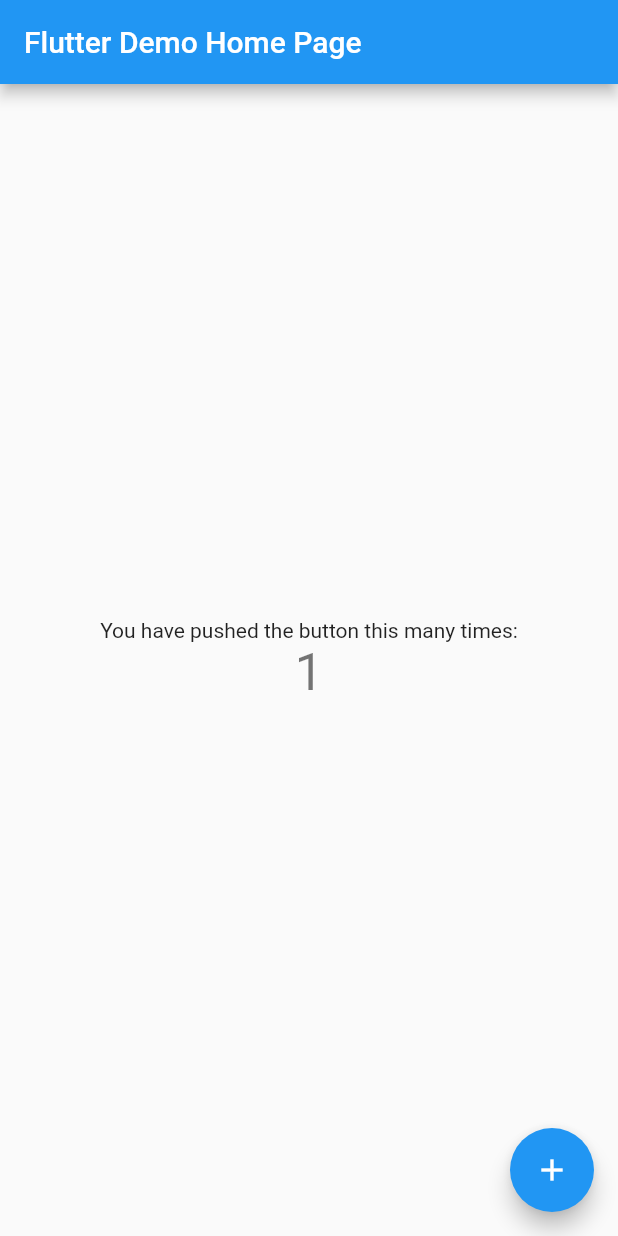
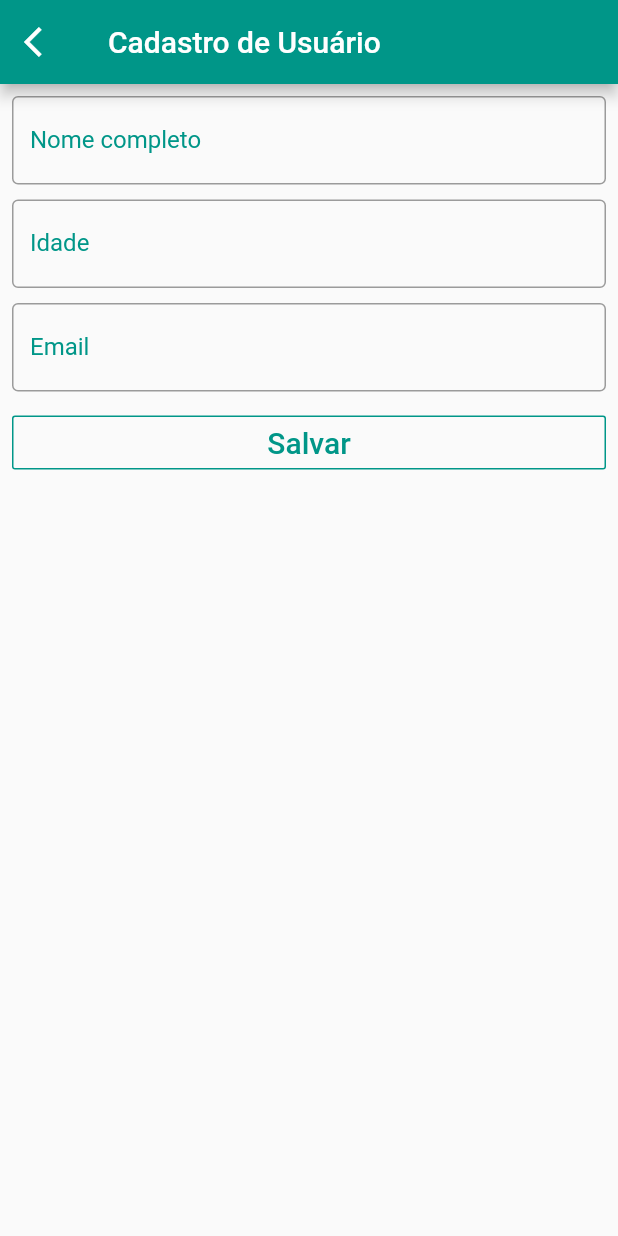
Before and after one commit to GodoyNico/Flutter-navegacao-cadastro, a Flutter app: the screen it shows after launch, after a tap on the "add" icon, on a phone screen of 412 x 824 dp. Run offline on Flutter 3.47's test engine with Material 2 defaults, Android fonts, the phone set to English and light mode, and no system bars; our stand-ins replace email_validator.

```diff
--- /dev/null
+++ b/lib/entities/user.dart
@@ -0,0 +1,7 @@
+class User {
+  String name;
+  int age;
+  String email;
+  User();
+  User.newer(this.name, this.age, this.email);
+}
--- a/lib/main.dart
+++ b/lib/main.dart
@@ -1,117 +1,26 @@
 import 'package:flutter/material.dart';
+import 'package:navegacao_cadastro/pages/register_page.dart';
+import 'package:navegacao_cadastro/pages/user_list_page.dart';
+import 'package:navegacao_cadastro/utils/app_rotas.dart';
 
 void main() {
   runApp(MyApp());
 }
 
 class MyApp extends StatelessWidget {
-  // This widget is the root of your application.
   @override
   Widget build(BuildContext context) {
     return MaterialApp(
-      title: 'Flutter Demo',
+      debugShowCheckedModeBanner: false,
+      title: 'Cadastro de Usuário',
       theme: ThemeData(
-        // This is the theme of your application.
-        //
-        // Try running your application with "flutter run". You'll see the
-        // application has a blue toolbar. Then, without quitting the app, try
-        // changing the primarySwatch below to Colors.green and then invoke
-        // "hot reload" (press "r" in the console where you ran "flutter run",
-        // or simply save your changes to "hot reload" in a Flutter IDE).
-        // Notice that the counter didn't reset back to zero; the application
-        // is not restarted.
-        primarySwatch: Colors.blue,
-        // This makes the visual density adapt to the platform that you run
-        // the app on. For desktop platforms, the controls will be smaller and
-        // closer together (more dense) than on mobile platforms.
+        primarySwatch: Colors.teal,
         visualDensity: VisualDensity.adaptivePlatformDensity,
       ),
-      home: MyHomePage(title: 'Flutter Demo Home Page'),
+      routes: {
+        AppRotas.HOME_PAGE: (ctx) => UserListPage(),
+        AppRotas.REGISTER_PAGE: (ctx) => RegisterPage(),
+      },
     );
   }
 }
-
-class MyHomePage extends StatefulWidget {
-  MyHomePage({Key key, this.title}) : super(key: key);
-
-  // This widget is the home page of your application. It is stateful, meaning
-  // that it has a State object (defined below) that contains fields that affect
-  // how it looks.
-
-  // This class is the configuration for the state. It holds the values (in this
-  // case the title) provided by the parent (in this case the App widget) and
-  // used by the build method of the State. Fields in a Widget subclass are
-  // always marked "final".
-
-  final String title;
-
-  @override
-  _MyHomePageState createState() => _MyHomePageState();
-}
-
-class _MyHomePageState extends State<MyHomePage> {
-  int _counter = 0;
-
-  void _incrementCounter() {
-    setState(() {
-      // This call to setState tells the Flutter framework that something has
-      // changed in this State, which causes it to rerun the build method below
-      // so that the display can reflect the updated values. If we changed
-      // _counter without calling setState(), then the build method would not be
-      // called again, and so nothing would appear to happen.
-      _counter++;
-    });
-  }
-
-  @override
-  Widget build(BuildContext context) {
-    // This method is rerun every time setState is called, for instance as done
-    // by the _incrementCounter method above.
-    //
-    // The Flutter framework has been optimized to make rerunning build methods
-    // fast, so that you can just rebuild anything that needs updating rather
-    // than having to individually change instances of widgets.
-    return Scaffold(
-      appBar: AppBar(
-        // Here we take the value from the MyHomePage object that was created by
-        // the App.build method, and use it to set our appbar title.
-        title: Text(widget.title),
-      ),
-      body: Center(
-        // Center is a layout widget. It takes a single child and positions it
-        // in the middle of the parent.
-        child: Column(
-          // Column is also a layout widget. It takes a list of children and
-          // arranges them vertically. By default, it sizes itself to fit its
-          // children horizontally, and tries to be as tall as its parent.
-          //
-          // Invoke "debug painting" (press "p" in the console, choose the
-          // "Toggle Debug Paint" action from the Flutter Inspector in Android
-          // Studio, or the "Toggle Debug Paint" command in Visual Studio Code)
-          // to see the wireframe for each widget.
-          //
-          // Column has various properties to control how it sizes itself and
-          // how it positions its children. Here we use mainAxisAlignment to
-          // center the children vertically; the main axis here is the vertical
-          // axis because Columns are vertical (the cross axis would be
-          // horizontal).
-          mainAxisAlignment: MainAxisAlignment.center,
-          children: <Widget>[
-            Text(
-              'You have pushed the button this many times:',
-            ),
-            Text(
-              '$_counter',
-              style: Theme.of(context).textTheme.headline4,
-            ),
-          ],
-        ),
-      ),
-      floatingActionButton: FloatingActionButton(
-        onPressed: _incrementCounter,
-        tooltip: 'Increment',
-        child: Icon(Icons.add),
-      ), // This trailing comma makes auto-formatting nicer for build methods.
-    );
-  }
-}
--- /dev/null
+++ b/lib/pages/register_page.dart
@@ -0,0 +1,160 @@
+import 'package:email_validator/email_validator.dart';
+import 'package:flutter/material.dart';
+import 'package:navegacao_cadastro/entities/user.dart';
+import 'package:navegacao_cadastro/utils/app_rotas.dart';
+
+class RegisterPage extends StatefulWidget {
+  @override
+  _RegisterPageState createState() => _RegisterPageState();
+}
+
+class _RegisterPageState extends State<RegisterPage> {
+  final _scaffoldKey = GlobalKey<ScaffoldState>();
+  final _form = GlobalKey<FormState>();
+  final _nameController = TextEditingController();
+  final _ageController = TextEditingController();
+  final _emailController = TextEditingController();
+  User _user = User();
+  bool _controller = false;
+
+  @override
+  void dispose() {
+    super.dispose();
+  }
+
+  @override
+  void initState() {
+    super.initState();
+  }
+
+  @override
+  Widget build(BuildContext context) {
+    return Scaffold(
+      resizeToAvoidBottomInset: false,
+      key: _scaffoldKey,
+      appBar: AppBar(
+        backgroundColor: Colors.teal,
+        title: Text('Cadastro de Usuário'),
+        leading: IconButton(
+            icon: Icon(Icons.arrow_back_ios),
+            onPressed: () {
+              Navigator.of(context).pushNamed(AppRotas.HOME_PAGE);
+            }),
+      ),
+      body: Padding(
+        padding: const EdgeInsets.all(8),
+        child: Form(
+          key: _form,
+          child: Column(
+            children: <Widget>[
+              TextFormField(
+                controller: _nameController,
+                decoration: InputDecoration(
+                  border: OutlineInputBorder(
+                    borderSide: BorderSide(color: Colors.teal),
+                  ),
+                  labelStyle: TextStyle(color: Colors.teal),
+                  labelText: 'Nome completo',
+                ),
+                validator: (value) {
+                  if (value.length < 3) return 'O nome é muito curto';
+                  if (value.length > 30) return 'O nome é muito longo';
+                  return null;
+                },
+                onSaved: (newLog) {
+                  _user.name = newLog;
+                },
+              ),
+              SizedBox(height: 10),
+              TextFormField(
+                controller: _ageController,
+                decoration: InputDecoration(
+                  border: OutlineInputBorder(
+                    borderSide: BorderSide(color: Colors.teal),
+                  ),
+                  labelStyle: TextStyle(color: Colors.teal),
+                  labelText: 'Idade',
+                ),
+                keyboardType: TextInputType.number,
+                validator: (value) {
+                  if ((int.tryParse(value) ?? 0) <= 0)
+                    return 'A idade é inválida';
+                  return null;
+                },
+                onSaved: (newLog) {
+                  _user.age = int.tryParse(newLog);
+                },
+              ),
+              SizedBox(height: 10),
+              TextFormField(
+                controller: _emailController,
+                decoration: InputDecoration(
+                  border: OutlineInputBorder(),
+                  focusedBorder: OutlineInputBorder(
+                    borderSide: BorderSide(color: Colors.teal),
+                  ),
+                  labelStyle: TextStyle(color: Colors.teal),
+                  labelText: 'Email',
+                ),
+                validator: (value) {
+                  final bool isValid = EmailValidator.validate(value);
+                  if (!isValid) {
+                    return 'Email inválido';
+                  }
+                  return null;
+                },
+                onSaved: (newLog) {
+                  _user.email = newLog;
+                },
+              ),
+              SizedBox(height: 10),
+              Container(
+                width: double.maxFinite,
+                child: OutlineButton(
+                  onPressed: () {
+                    saveUser();
+                    if (_controller) {
+                      Navigator.of(context).pop(_user);
+                    }
+                  },
+                  child: Text(
+                    'Salvar',
+                    style: TextStyle(fontSize: 20),
+                  ),
+                  textColor: Colors.teal,
+                  borderSide: BorderSide(
+                    color: Colors.teal,
+                  ),
+                ),
+              )
+            ],
+          ),
+        ),
+      ),
+    );
+  }
+
+  void logValidate() {
+    if (!_form.currentState.validate()) {
+      _controller = false;
+      _scaffoldKey.currentState
+        ..hideCurrentSnackBar()
+        ..showSnackBar(
+          SnackBar(
+              duration: Duration(milliseconds: 2500),
+              content: Text(
+                'Dados inválidos',
+                style: TextStyle(fontSize: 18),
+              ),
+              backgroundColor: Colors.red),
+        );
+      return;
+    }
+    _controller = true;
+  }
+
+  void saveUser() {
+    _form.currentState.save();
+    logValidate();
+  }
+}
--- /dev/null
+++ b/lib/pages/user_list_page.dart
@@ -0,0 +1,49 @@
+import 'package:flutter/material.dart';
+import 'package:navegacao_cadastro/data/data.dart';
+import 'package:navegacao_cadastro/entities/user.dart';
+import 'package:navegacao_cadastro/utils/app_rotas.dart';
+
+class UserListPage extends StatefulWidget {
+  @override
+  _UserListPage createState() => _UserListPage();
+}
+
+class _UserListPage extends State<UserListPage> {
+  var users = userList;
+
+  @override
+  Widget build(BuildContext context) {
+    return Scaffold(
+      resizeToAvoidBottomInset: false,
+      appBar: AppBar(
+        title: Text('Usuários cadastrados'),
+        centerTitle: true,
+        leading: Icon(Icons.home),
+      ),
+      body: ListView(
+        children: users.map((user) {
+          return ListTile(
+            leading: Icon(Icons.person),
+            title: Text('${user.name}, ${user.age}'),
+            subtitle: Text(user.email),
+            onLongPress: () {
+              setState(() {
+                users.remove(user);
+              });
+            },
+          );
+        }).toList(),
+      ),
+      floatingActionButton: FloatingActionButton(
+        onPressed: () async {
+          var user =
+              await Navigator.of(context).pushNamed(AppRotas.REGISTER_PAGE);
+          setState(() {
+            users.add(user as User);
+          });
+        },
+        child: Icon(Icons.add),
+      ),
+    );
+  }
+}
--- /dev/null
+++ b/lib/utils/app_rotas.dart
@@ -0,0 +1,4 @@
+class AppRotas {
+  static const HOME_PAGE = '/';
+  static const REGISTER_PAGE = 'register_page';
+}
--- a/pubspec.yaml
+++ b/pubspec.yaml
@@ -23,11 +23,12 @@ environment:
 dependencies:
   flutter:
     sdk: flutter
-
+  email_validator: '^1.0.0'
+  cupertino_icons: ^0.1.3
 
   # The following adds the Cupertino Icons font to your application.
   # Use with the CupertinoIcons class for iOS style icons.
-  cupertino_icons: ^0.1.3
+
 
 dev_dependencies:
   flutter_test:
```
Also changed, not shown: lib/data/data.dart (added, +7 -0 lines), pubspec.lock.
